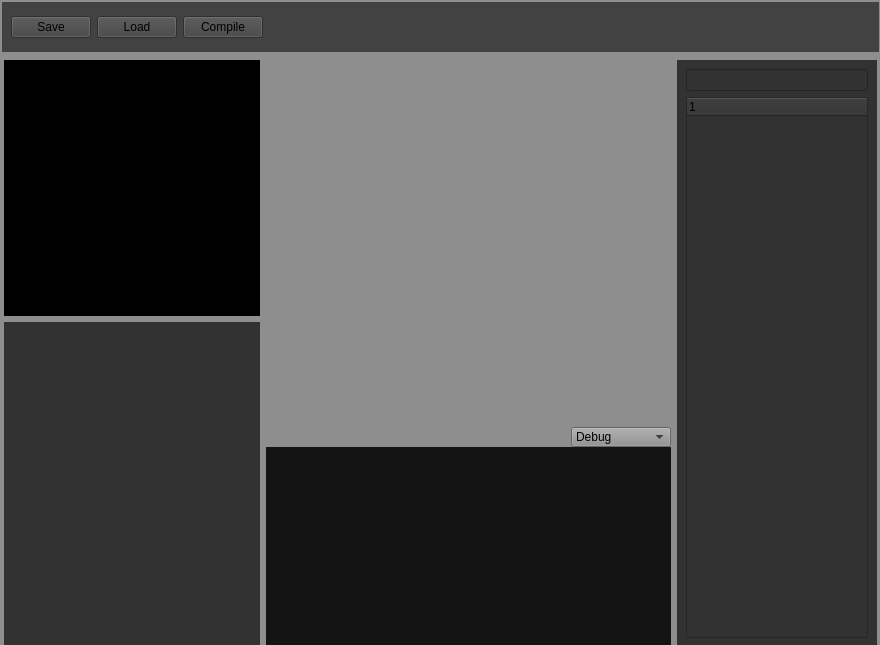
The window that source/qt/Window.ui (SylvainDeker/Shader-Graph) describes before a commit, drawn with Qt 5.
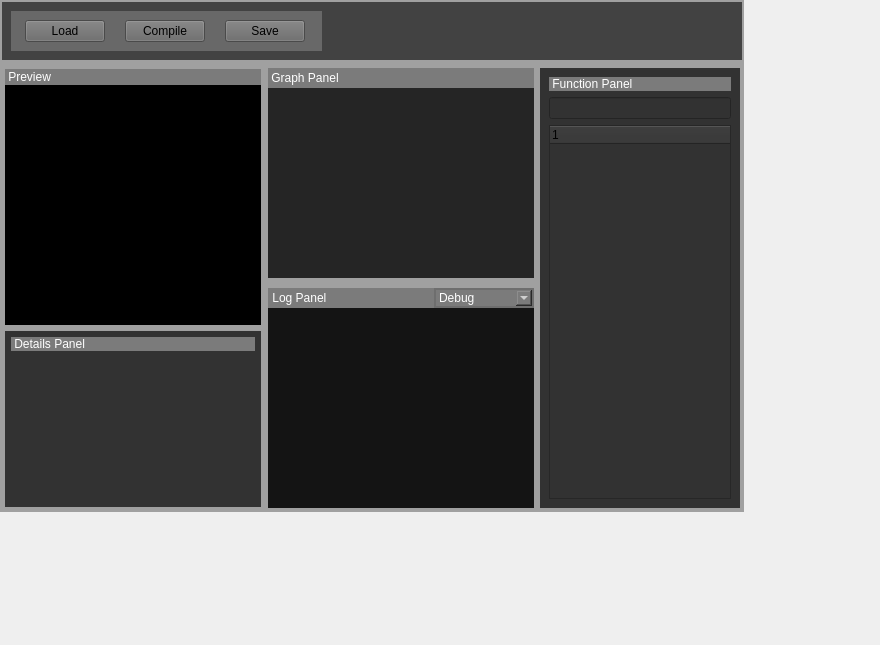
The same window after the commit. Custom widgets are drawn as their Qt base class.

Diff of the .ui file:
```diff
--- a/source/qt/Window.ui
+++ b/source/qt/Window.ui
@@ -18,8 +18,8 @@
     <rect>
      <x>0</x>
      <y>0</y>
-     <width>881</width>
-     <height>651</height>
+     <width>744</width>
+     <height>512</height>
     </rect>
    </property>
    <property name="minimumSize">
@@ -29,7 +29,7 @@
     </size>
    </property>
    <property name="styleSheet">
-    <string notr="true">background-color: rgb(142, 142, 142);</string>
+    <string notr="true">background-color: rgb(160, 160, 160);</string>
    </property>
    <layout class="QVBoxLayout" name="verticalLayout">
     <property name="leftMargin">
@@ -72,39 +72,89 @@
       </property>
       <layout class="QHBoxLayout" name="horizontalLayout">
        <item>
-        <widget class="QPushButton" name="saveButton">
-         <property name="text">
-          <string>Save</string>
+        <widget class="QWidget" name="controllerLayout" native="true">
+         <property name="styleSheet">
+          <string notr="true">background-color: rgb(104, 104, 104);</string>
          </property>
-         <property name="checkable">
-          <bool>false</bool>
-         </property>
-         <property name="autoRepeat">
-          <bool>false</bool>
-         </property>
-         <property name="autoExclusive">
-          <bool>false</bool>
-         </property>
-        </widget>
-       </item>
-       <item>
-        <widget class="QPushButton" name="loadButton">
-         <property name="text">
-          <string>Load</string>
-         </property>
-         <property name="checkable">
-          <bool>false</bool>
-         </property>
-        </widget>
-       </item>
-       <item>
-        <widget class="QPushButton" name="compileButton">
-         <property name="text">
-          <string>Compile</string>
-         </property>
-         <property name="checkable">
-          <bool>false</bool>
-         </property>
+         <layout class="QHBoxLayout" name="horizontalLayout_3">
+          <property name="spacing">
+           <number>20</number>
+          </property>
+          <property name="rightMargin">
+           <number>12</number>
+          </property>
+          <item>
+           <spacer name="horizontalSpacer">
+            <property name="orientation">
+             <enum>Qt::Horizontal</enum>
+            </property>
+            <property name="sizeType">
+             <enum>QSizePolicy::Minimum</enum>
+            </property>
+            <property name="sizeHint" stdset="0">
+             <size>
+              <width>5</width>
+              <height>20</height>
+             </size>
+            </property>
+           </spacer>
+          </item>
+          <item>
+           <widget class="QPushButton" name="loadButton">
+            <property name="text">
+             <string>Load</string>
+            </property>
+            <property name="checkable">
+             <bool>false</bool>
+            </property>
+           </widget>
+          </item>
+          <item>
+           <widget class="QPushButton" name="compileButton">
+            <property name="text">
+             <string>Compile</string>
+            </property>
+            <property name="checkable">
+             <bool>false</bool>
+            </property>
+           </widget>
+          </item>
+          <item>
+           <widget class="QPushButton" name="saveButton">
+            <property name="styleSheet">
+             <string notr="true"/>
+            </property>
+            <property name="text">
+             <string>Save</string>
+            </property>
+            <property name="checkable">
+             <bool>false</bool>
+            </property>
+            <property name="autoRepeat">
+             <bool>false</bool>
+            </property>
+            <property name="autoExclusive">
+             <bool>false</bool>
+            </property>
+           </widget>
+          </item>
+          <item>
+           <spacer name="horizontalSpacer_2">
+            <property name="orientation">
+             <enum>Qt::Horizontal</enum>
+            </property>
+            <property name="sizeType">
+             <enum>QSizePolicy::Minimum</enum>
+            </property>
+            <property name="sizeHint" stdset="0">
+             <size>
+              <width>5</width>
+              <height>20</height>
+             </size>
+            </property>
+           </spacer>
+          </item>
+         </layout>
         </widget>
        </item>
        <item>
@@ -139,6 +189,18 @@
       </property>
       <item>
        <layout class="QVBoxLayout" name="leftLayout">
+        <property name="leftMargin">
+         <number>1</number>
+        </property>
+        <property name="topMargin">
+         <number>1</number>
+        </property>
+        <property name="rightMargin">
+         <number>1</number>
+        </property>
+        <property name="bottomMargin">
+         <number>1</number>
+        </property>
         <item>
          <widget class="GLWidget" name="preview" native="true">
           <property name="minimumSize">
@@ -156,6 +218,23 @@
           <property name="styleSheet">
            <string notr="true">background-color: rgb(0, 0, 0);</string>
           </property>
+          <widget class="QLabel" name="previewLabel">
+           <property name="geometry">
+            <rect>
+             <x>0</x>
+             <y>0</y>
+             <width>256</width>
+             <height>16</height>
+            </rect>
+           </property>
+           <property name="styleSheet">
+            <string notr="true">color: rgb(255, 255, 255);
+background-color: rgb(123, 123, 123);</string>
+           </property>
+           <property name="text">
+            <string> Preview</string>
+           </property>
+          </widget>
          </widget>
         </item>
         <item>
@@ -166,11 +245,37 @@
             <height>100</height>
            </size>
           </property>
+          <property name="autoFillBackground">
+           <bool>false</bool>
+          </property>
           <property name="styleSheet">
            <string notr="true">background-color: rgb(50, 50, 50);
 </string>
           </property>
           <layout class="QVBoxLayout" name="layoutdetails">
+           <property name="leftMargin">
+            <number>6</number>
+           </property>
+           <property name="topMargin">
+            <number>6</number>
+           </property>
+           <property name="rightMargin">
+            <number>6</number>
+           </property>
+           <property name="bottomMargin">
+            <number>6</number>
+           </property>
+           <item>
+            <widget class="QLabel" name="detailsLabel">
+             <property name="styleSheet">
+              <string notr="true">color: rgb(255, 255, 255);
+background-color: rgb(123, 123, 123);</string>
+             </property>
+             <property name="text">
+              <string> Details Panel</string>
+             </property>
+            </widget>
+           </item>
            <item>
             <layout class="QVBoxLayout" name="layoutDetails"/>
            </item>
@@ -198,38 +303,83 @@
          <number>0</number>
         </property>
         <item>
-         <widget class="WidgetNodeEditor" name="nodeEditor" native="true">
-          <property name="minimumSize">
+         <widget class="QLabel" name="label">
+          <property name="maximumSize">
            <size>
-            <width>0</width>
-            <height>0</height>
+            <width>16777215</width>
+            <height>20</height>
            </size>
           </property>
+          <property name="styleSheet">
+           <string notr="true">color: rgb(255, 255, 255);
+background-color: rgb(123, 123, 123);</string>
+          </property>
+          <property name="text">
+           <string> Graph Panel</string>
+          </property>
          </widget>
         </item>
         <item>
-         <layout class="QHBoxLayout" name="logLevelSelectorLayout">
+         <widget class="QWidget" name="nodeEditorContainer" native="true">
+          <property name="styleSheet">
+           <string notr="true">background-color: rgb(37, 37, 37);</string>
+          </property>
+          <layout class="QHBoxLayout" name="horizontalLayout_2">
+           <item>
+            <widget class="WidgetNodeEditor" name="nodeEditor" native="true">
+             <property name="minimumSize">
+              <size>
+               <width>0</width>
+               <height>0</height>
+              </size>
+             </property>
+            </widget>
+           </item>
+          </layout>
+         </widget>
+        </item>
+        <item>
+         <layout class="QHBoxLayout" name="logHeaderLayout">
           <property name="spacing">
            <number>0</number>
           </property>
+          <property name="topMargin">
+           <number>10</number>
+          </property>
           <item>
-           <spacer name="logLevelSelectorSpacer">
-            <property name="orientation">
-             <enum>Qt::Horizontal</enum>
+           <widget class="QLabel" name="logLabel">
+            <property name="minimumSize">
+             <size>
+              <width>0</width>
+              <height>20</height>
+             </size>
             </property>
-            <property name="sizeHint" stdset="0">
+            <property name="maximumSize">
              <size>
-              <width>40</width>
+              <width>16777215</width>
               <height>20</height>
              </size>
             </property>
-           </spacer>
+            <property name="styleSheet">
+             <string notr="true">color: rgb(255, 255, 255);
+background-color: rgb(123, 123, 123);</string>
+            </property>
+            <property name="text">
+             <string> Log Panel</string>
+            </property>
+            <property name="margin">
+             <number>-1</number>
+            </property>
+            <property name="indent">
+             <number>1</number>
+            </property>
+           </widget>
           </item>
           <item>
-           <widget class="QComboBox" name="logLevelSelector">
+           <widget class="QComboBox" name="logFilter">
             <property name="minimumSize">
              <size>
-              <width>100</width>
+              <width>0</width>
               <height>20</height>
              </size>
             </property>
@@ -239,6 +389,13 @@
               <height>20</height>
              </size>
             </property>
+            <property name="styleSheet">
+             <string notr="true">QComboBox {
+    border: 2px solid rgb(110, 110, 110);
+	color: rgb(255, 255, 255);
+    background-color: rgb(123, 123, 123);
+}</string>
+            </property>
             <property name="currentIndex">
              <number>0</number>
             </property>
@@ -327,6 +484,17 @@
          <string notr="true">background-color: rgb(50, 50, 50);</string>
         </property>
         <layout class="QVBoxLayout" name="verticalLayout_3">
+         <item>
+          <widget class="QLabel" name="functionLabel">
+           <property name="styleSheet">
+            <string notr="true">color: rgb(255, 255, 255);
+background-color: rgb(123, 123, 123);</string>
+           </property>
+           <property name="text">
+            <string> Function Panel</string>
+           </property>
+          </widget>
+         </item>
          <item>
           <widget class="QLineEdit" name="functionFilter">
            <property name="text">
```
Left out of the diff: 2 changed lines with no effect on the pictures.
